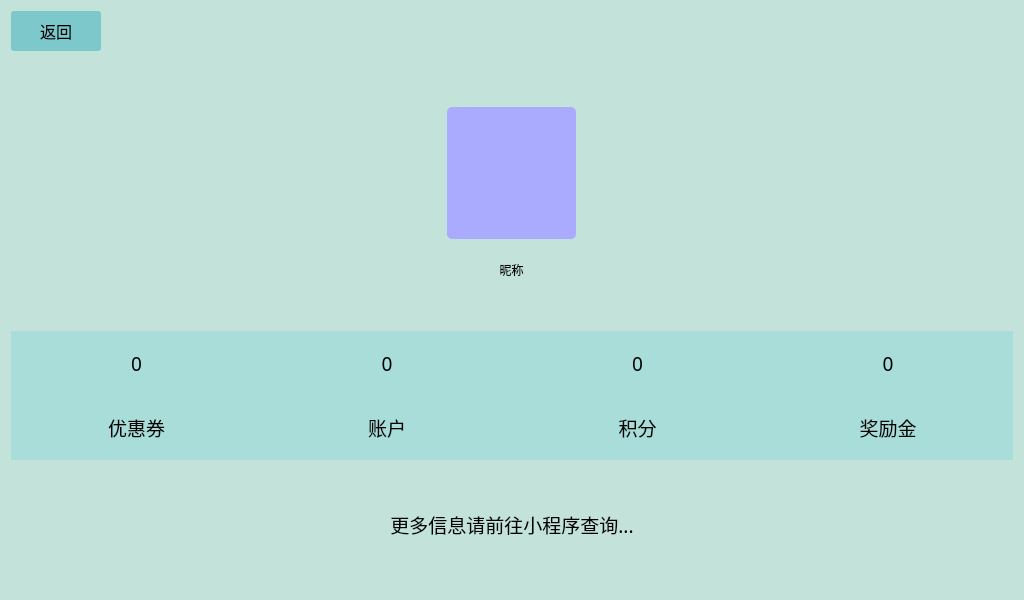
Old version of the form resources/userWindow.ui in the repository xmmxhxxl/bottle_recovery_project.
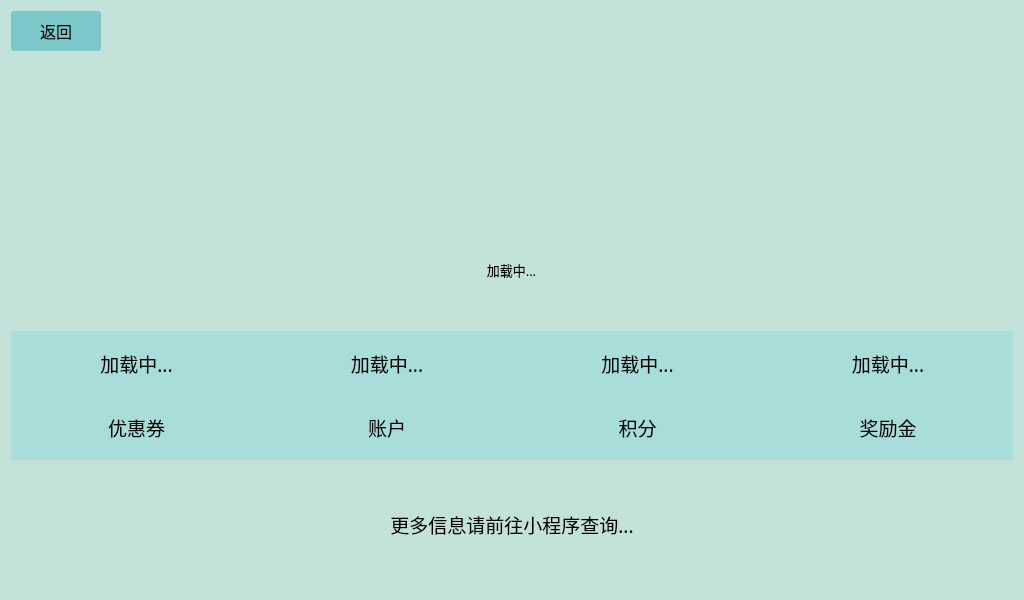
New version of the form. Icons and pictures are not drawn.

Patch:
```diff
--- a/resources/userWindow.ui
+++ b/resources/userWindow.ui
@@ -125,8 +125,7 @@
               </size>
              </property>
              <property name="styleSheet">
-              <string notr="true">border-radius:5px;
-background-color:rgb(170, 170, 255)</string>
+              <string notr="true">border-radius:5px;</string>
              </property>
              <property name="text">
               <string/>
@@ -150,8 +149,14 @@
                <height>50</height>
               </size>
              </property>
+             <property name="font">
+              <font>
+               <family>幼圆</family>
+               <pointsize>10</pointsize>
+              </font>
+             </property>
              <property name="text">
-              <string>昵称</string>
+              <string>加载中...</string>
              </property>
              <property name="alignment">
               <set>Qt::AlignCenter</set>
@@ -210,7 +215,7 @@
               <string notr="true">background-color:rgb(168, 221, 217)</string>
              </property>
              <property name="text">
-              <string>0</string>
+              <string>加载中...</string>
              </property>
              <property name="alignment">
               <set>Qt::AlignCenter</set>
@@ -262,7 +267,7 @@
               <string notr="true">background-color:rgb(168, 221, 217)</string>
              </property>
              <property name="text">
-              <string>0</string>
+              <string>加载中...</string>
              </property>
              <property name="alignment">
               <set>Qt::AlignCenter</set>
@@ -314,7 +319,7 @@
               <string notr="true">background-color:rgb(168, 221, 217)</string>
              </property>
              <property name="text">
-              <string>0</string>
+              <string>加载中...</string>
              </property>
              <property name="alignment">
               <set>Qt::AlignCenter</set>
@@ -354,27 +359,27 @@
            <property name="spacing">
             <number>0</number>
            </property>
+           <item>
+            <widget class="QLabel" name="user_reward_number_2">
+             <property name="font">
+              <font>
+               <family>幼圆</family>
+               <pointsize>14</pointsize>
+              </font>
+             </property>
+             <property name="styleSheet">
+              <string notr="true">background-color:rgb(168, 221, 217)</string>
+             </property>
+             <property name="text">
+              <string>加载中...</string>
+             </property>
+             <property name="alignment">
+              <set>Qt::AlignCenter</set>
+             </property>
+            </widget>
+           </item>
            <item>
             <widget class="QLabel" name="user_reward_name">
-             <property name="font">
-              <font>
-               <family>幼圆</family>
-               <pointsize>14</pointsize>
-              </font>
-             </property>
-             <property name="styleSheet">
-              <string notr="true">background-color:rgb(168, 221, 217)</string>
-             </property>
-             <property name="text">
-              <string>0</string>
-             </property>
-             <property name="alignment">
-              <set>Qt::AlignCenter</set>
-             </property>
-            </widget>
-           </item>
-           <item>
-            <widget class="QLabel" name="user_reward_number">
              <property name="font">
               <font>
                <family>幼圆</family>
```
Left out of the diff: 3 changed lines with no effect on the pictures.
